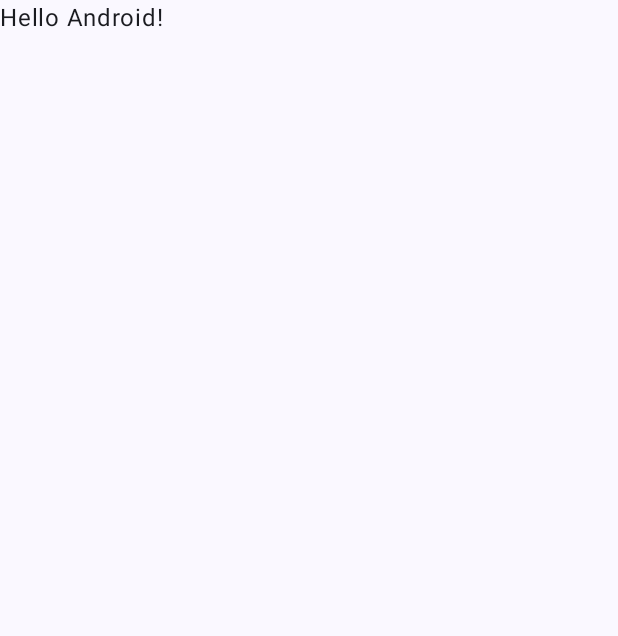
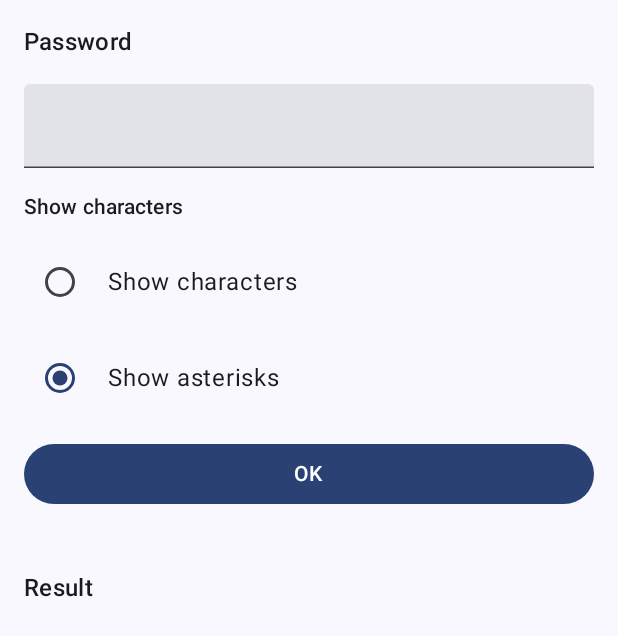
Before and after one commit to sokolovgit/android-mobile-development, an Android app built with Jetpack Compose: the screen it shows after launch (MainActivity), on a phone screen of 412 x 824 dp. Before the commit the part shown is almost empty. Shown: the top 636 px of the screen. Run offline under Robolectric (Android 15) with nearby library versions, the phone set to English and light mode, and no system bars.

Commit message:
feat: complete task

```diff
--- a/lab1/project/app/src/main/java/com/example/project/MainActivity.kt
+++ b/lab1/project/app/src/main/java/com/example/project/MainActivity.kt
@@ -7,10 +7,8 @@ import androidx.activity.enableEdgeToEdge
 import androidx.compose.foundation.layout.fillMaxSize
 import androidx.compose.foundation.layout.padding
 import androidx.compose.material3.Scaffold
-import androidx.compose.material3.Text
-import androidx.compose.runtime.Composable
 import androidx.compose.ui.Modifier
-import androidx.compose.ui.tooling.preview.Preview
+import com.example.project.lab1.PasswordScreen
 import com.example.project.ui.theme.ProjectTheme
 
 class MainActivity : ComponentActivity() {
@@ -20,8 +18,7 @@ class MainActivity : ComponentActivity() {
         setContent {
             ProjectTheme {
                 Scaffold(modifier = Modifier.fillMaxSize()) { innerPadding ->
-                    Greeting(
-                        name = "Android",
+                    PasswordScreen(
                         modifier = Modifier.padding(innerPadding)
                     )
                 }
@@ -29,19 +26,3 @@ class MainActivity : ComponentActivity() {
         }
     }
 }
-
-@Composable
-fun Greeting(name: String, modifier: Modifier = Modifier) {
-    Text(
-        text = "Hello $name!",
-        modifier = modifier
-    )
-}
-
-@Preview(showBackground = true)
-@Composable
-fun GreetingPreview() {
-    ProjectTheme {
-        Greeting("Android")
-    }
-}
--- /dev/null
+++ b/lab1/project/app/src/main/java/com/example/project/lab1/PasswordScreen.kt
@@ -0,0 +1,124 @@
+package com.example.project.lab1
+
+import android.widget.Toast
+import androidx.compose.foundation.layout.Arrangement
+import androidx.compose.foundation.layout.Column
+import androidx.compose.foundation.layout.Row
+import androidx.compose.foundation.layout.Spacer
+import androidx.compose.foundation.layout.fillMaxWidth
+import androidx.compose.foundation.layout.height
+import androidx.compose.foundation.layout.padding
+import androidx.compose.foundation.rememberScrollState
+import androidx.compose.foundation.verticalScroll
+import androidx.compose.material3.Button
+import androidx.compose.material3.MaterialTheme
+import androidx.compose.material3.RadioButton
+import androidx.compose.material3.Text
+import androidx.compose.material3.TextField
+import androidx.compose.runtime.Composable
+import androidx.compose.runtime.getValue
+import androidx.compose.runtime.mutableStateOf
+import androidx.compose.runtime.remember
+import androidx.compose.runtime.setValue
+import androidx.compose.ui.Alignment
+import androidx.compose.ui.Modifier
+import androidx.compose.ui.platform.LocalContext
+import androidx.compose.ui.res.stringResource
+import androidx.compose.ui.text.input.PasswordVisualTransformation
+import androidx.compose.ui.text.input.VisualTransformation
+import androidx.compose.ui.unit.dp
+import com.example.project.R
+
+enum class PasswordVisibilityMode {
+    ShowCharacters,
+    ShowAsterisks
+}
+
+@Composable
+fun PasswordScreen(
+    modifier: Modifier = Modifier
+) {
+    var password by remember { mutableStateOf("") }
+    var visibilityMode by remember { mutableStateOf(PasswordVisibilityMode.ShowAsterisks) }
+    var resultText by remember { mutableStateOf("") }
+    val context = LocalContext.current
+    val scrollState = rememberScrollState()
+
+    val visualTransformation: VisualTransformation = when (visibilityMode) {
+        PasswordVisibilityMode.ShowCharacters -> VisualTransformation.None
+        PasswordVisibilityMode.ShowAsterisks -> PasswordVisualTransformation()
+    }
+
+    Column(
+        modifier = modifier
+            .padding(16.dp)
+            .verticalScroll(scrollState),
+        verticalArrangement = Arrangement.spacedBy(16.dp)
+    ) {
+        Text(
+            text = stringResource(R.string.lab1_password_hint),
+            style = MaterialTheme.typography.titleMedium
+        )
+        TextField(
+            value = password,
+            onValueChange = { password = it },
+            modifier = Modifier.fillMaxWidth(),
+            visualTransformation = visualTransformation,
+            singleLine = true
+        )
+
+        Text(
+            text = stringResource(R.string.lab1_show_characters),
+            style = MaterialTheme.typography.titleSmall
+        )
+        Row(
+            verticalAlignment = Alignment.CenterVertically,
+            horizontalArrangement = Arrangement.spacedBy(8.dp)
+        ) {
+            RadioButton(
+                selected = visibilityMode == PasswordVisibilityMode.ShowCharacters,
+                onClick = { visibilityMode = PasswordVisibilityMode.ShowCharacters }
+            )
+            Text(stringResource(R.string.lab1_show_characters))
+        }
+        Row(
+            verticalAlignment = Alignment.CenterVertically,
+            horizontalArrangement = Arrangement.spacedBy(8.dp)
+        ) {
+            RadioButton(
+                selected = visibilityMode == PasswordVisibilityMode.ShowAsterisks,
+                onClick = { visibilityMode = PasswordVisibilityMode.ShowAsterisks }
+            )
+            Text(stringResource(R.string.lab1_show_asterisks))
+        }
+
+        Button(
+            onClick = {
+                if (password.isNotBlank()) {
+                    resultText = password
+                } else {
+                    Toast.makeText(
+                        context,
+                        context.getString(R.string.lab1_complete_all_data),
+                        Toast.LENGTH_SHORT
+                    ).show()
+                }
+            },
+            modifier = Modifier.fillMaxWidth()
+        ) {
+            Text(stringResource(R.string.lab1_ok))
+        }
+
+        Spacer(modifier = Modifier.height(8.dp))
+
+        Text(
+            text = stringResource(R.string.lab1_result),
+            style = MaterialTheme.typography.titleMedium
+        )
+        Text(
+            text = resultText,
+            style = MaterialTheme.typography.bodyLarge,
+            modifier = Modifier.fillMaxWidth()
+        )
+    }
+}
--- a/lab1/project/app/src/main/res/values/strings.xml
+++ b/lab1/project/app/src/main/res/values/strings.xml
@@ -1,3 +1,11 @@
 <resources>
     <string name="app_name">project</string>
+
+    <!-- Lab 1: Password screen -->
+    <string name="lab1_password_hint">Password</string>
+    <string name="lab1_show_characters">Show characters</string>
+    <string name="lab1_show_asterisks">Show asterisks</string>
+    <string name="lab1_ok">OK</string>
+    <string name="lab1_complete_all_data">Complete entering all data</string>
+    <string name="lab1_result">Result</string>
 </resources>
```
